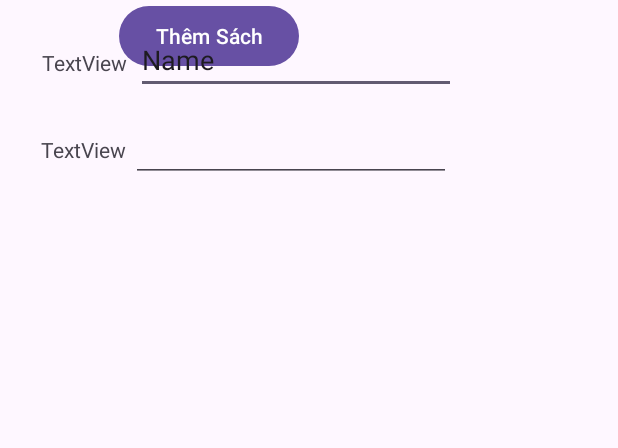
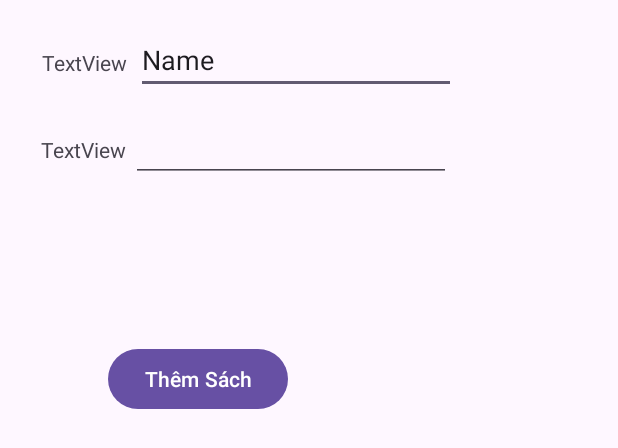
Before and after one commit to NguyenTanDat1105/BTAndroid65CLC, an Android app: the layout activity_main.xml on its own in the app's theme, with its tools: preview values and no code run, on a phone screen of 412 x 824 dp. Shown: the top 448 px of the screen. Run offline under Robolectric (Android 15) with nearby library versions, the phone set to English and light mode, and no system bars.

Commit message:
ViDuSQLite

```diff
--- a/ViDuLamViecSQLite/app/src/main/java/clc65/nguyentandat/vidulamviecsqlite/MainActivity.java
+++ b/ViDuLamViecSQLite/app/src/main/java/clc65/nguyentandat/vidulamviecsqlite/MainActivity.java
@@ -30,7 +30,8 @@ public class MainActivity extends AppCompatActivity {
         ArrayList<String> dsTenSach = getBookName();
         // Hiện lên ListView
         ListView listView = findViewById(R.id.lvDanhSachTenSach);
-        ArrayAdapter<String> adapterTenSach = new ArrayAdapter<String>(MainActivity.this, android.R.layout.simple_list_item_1, dsTenSach);
+        ArrayAdapter<String> adapterTenSach = new ArrayAdapter<String>(MainActivity.this,
+                android.R.layout.simple_list_item_1, dsTenSach);
         listView.setAdapter(adapterTenSach);
 
         Button bThem = findViewById(R.id.btnThemSach);
@@ -48,40 +49,20 @@ public class MainActivity extends AppCompatActivity {
                 ContentValues row = new ContentValues();
                 row.put("BookName", tenSach);
                 row.put("Price", giaBan);
+                db = openOrCreateDatabase("books.db", MODE_PRIVATE, null);
                 db.insert("BOOKS", null, row);
-
+                db.close();
+                dsTenSach.add(tenSach);
                 // Làm tươi lại cái ListView
                 adapterTenSach.notifyDataSetChanged();
             }
         });
-
-
-
-
 
     }
 
     ArrayList<BOOKS> getBookData () {
         // Tạo CSDL
         db = openOrCreateDatabase("books.db", MODE_PRIVATE, null);
-        // Tạo bảng BOOKS
-//        String sqlTaoBang = "CREATE TABLE BOOKS(BookID integer PRIMARY KEY, BookName text, Page integer, Price Float, Description text)";
-//        String sqlXoaBang = "DROP TABLE IF EXISTS BOOKS";
-//        db.execSQL(sqlXoaBang);
-//        db.execSQL(sqlTaoBang);
-//        // Thêm vào 1 số dòng dữ liệu
-//        String sqlThem1 = "INSERT INTO BOOKS VALUES(1, 'Java', 100, 9.99, 'sách về java')";
-//        String sqlThem2 = "INSERT INTO BOOKS VALUES(2, 'Android', 320, 19.00, 'Android cơ bản');";
-//        String sqlThem3 = "INSERT INTO BOOKS VALUES(3, 'Học làm giàu', 120, 0.99, 'sách đọc cho vui')";
-//        String sqlThem4 = "INSERT INTO BOOKS VALUES(4, 'Tử điển Anh-Việt', 1000, 29.50, 'Từ điển 100.000 từ')";
-//        String sqlThem5 = "INSERT INTO BOOKS VALUES(5, 'CNXH', 1, 1, 'chuyện cổ tích')";
-//        db.execSQL(sqlThem1);
-//        db.execSQL(sqlThem2);
-//        db.execSQL(sqlThem3);
-//        db.execSQL(sqlThem4);
-//        db.execSQL(sqlThem5);
-        // Test
-
         // Truy vấn dữ liệu
         String sqlSelectAll = "SELECT * FROM BOOKS";
         Cursor resultSet = db.rawQuery(sqlSelectAll, null);
--- a/ViDuLamViecSQLite/app/src/main/res/layout/activity_main.xml
+++ b/ViDuLamViecSQLite/app/src/main/res/layout/activity_main.xml
@@ -40,10 +40,11 @@
         android:id="@+id/btnThemSach"
         android:layout_width="wrap_content"
         android:layout_height="wrap_content"
-        android:layout_marginStart="79dp"
+        android:layout_marginStart="72dp"
+        android:layout_marginBottom="20dp"
         android:text="Thêm Sách"
-        app:layout_constraintStart_toStartOf="parent"
-        tools:layout_editor_absoluteY="181dp" />
+        app:layout_constraintBottom_toTopOf="@+id/lvDanhSachTenSach"
+        app:layout_constraintStart_toStartOf="parent" />
 
     <EditText
         android:id="@+id/edtTenSach"
```
